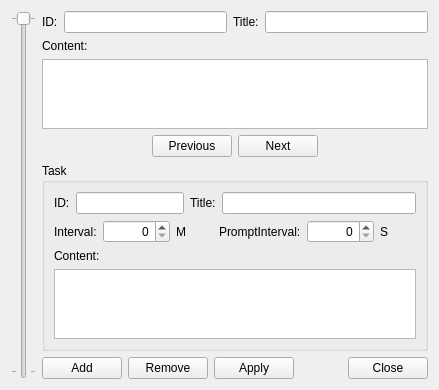
First picture: the form in FrmTasks.ui, repository KangLin/Calendar, before the edit.
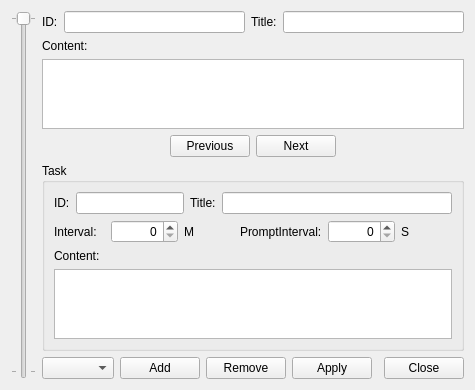
Second picture: the form after the edit. Icons and pictures are not drawn.

Commit message: Add descriptions propery in CTask

Patch:
```diff
--- a/FrmTasks.ui
+++ b/FrmTasks.ui
@@ -6,8 +6,8 @@
    <rect>
     <x>0</x>
     <y>0</y>
-    <width>439</width>
-    <height>386</height>
+    <width>475</width>
+    <height>388</height>
    </rect>
   </property>
   <property name="windowTitle">
@@ -367,6 +367,16 @@
      </item>
      <item>
       <layout class="QHBoxLayout" name="horizontalLayout_4">
+       <item>
+        <widget class="QComboBox" name="cbTask">
+         <property name="sizePolicy">
+          <sizepolicy hsizetype="Preferred" vsizetype="Preferred">
+           <horstretch>0</horstretch>
+           <verstretch>0</verstretch>
+          </sizepolicy>
+         </property>
+        </widget>
+       </item>
        <item>
         <widget class="QPushButton" name="pbAdd">
          <property name="toolTip">
```
The commit also changes 16 other files.
